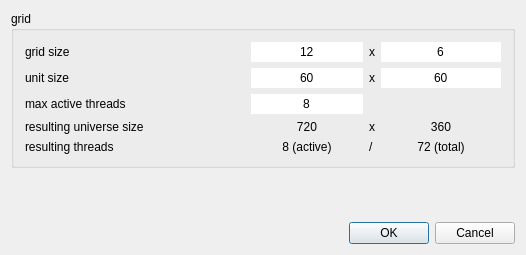
Above: source/Gui/Dialogs/ComputationGridDialog.ui from chrxh/alien before the change. Below: the same form after it.
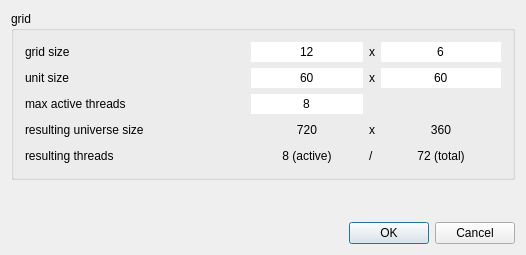
That is the form after the change.

```diff
--- a/source/Gui/Dialogs/ComputationGridDialog.ui
+++ b/source/Gui/Dialogs/ComputationGridDialog.ui
@@ -67,6 +67,12 @@
       </item>
       <item row="4" column="0">
        <widget class="QLabel" name="label_3">
+        <property name="minimumSize">
+         <size>
+          <width>0</width>
+          <height>20</height>
+         </size>
+        </property>
         <property name="text">
          <string>resulting threads</string>
         </property>
@@ -117,7 +123,7 @@
         <property name="minimumSize">
          <size>
           <width>180</width>
-          <height>0</height>
+          <height>20</height>
          </size>
         </property>
         <property name="text">
```
